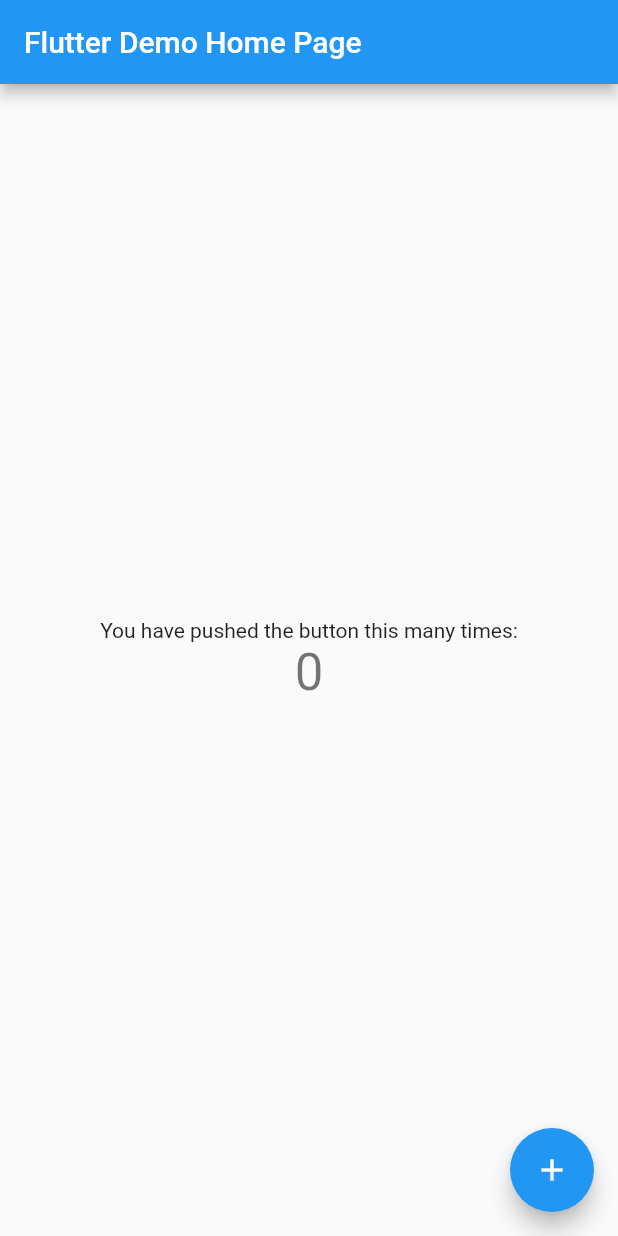
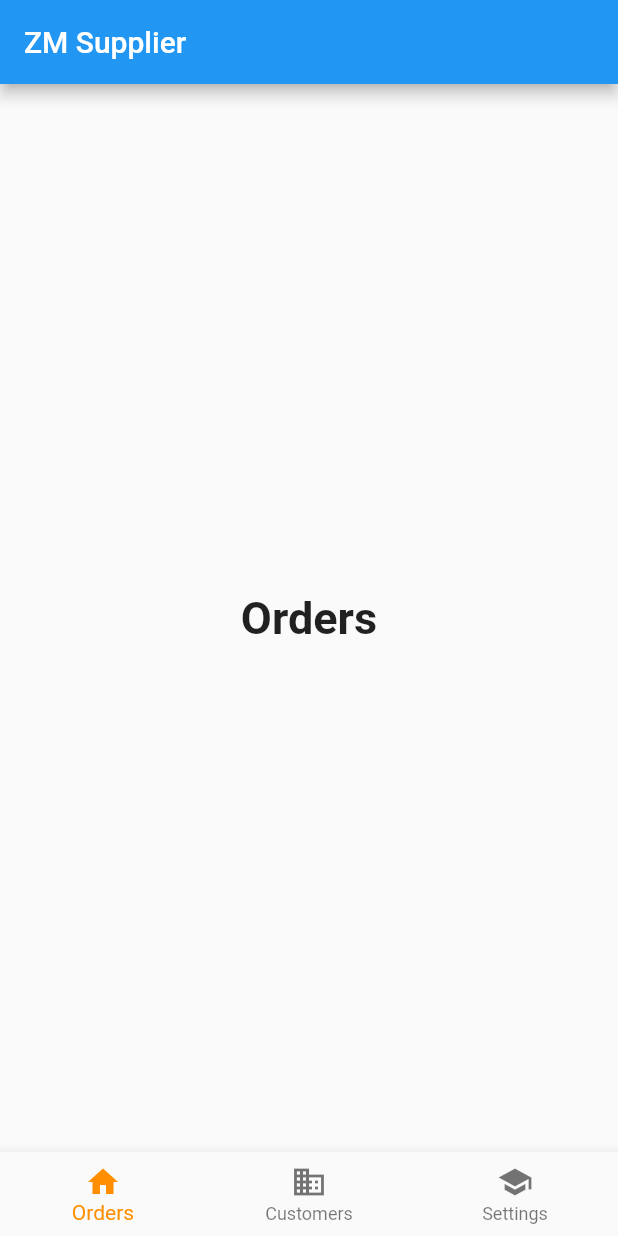
Before and after one commit to RajprudhviMarella/zm_supplier_new, a Flutter app: the screen it shows after launch, on a phone screen of 412 x 824 dp. Run offline on Flutter 3.47's test engine with Material 2 defaults, Android fonts, the phone set to English and light mode, and no system bars.

Commit message:
tabs added

```diff
--- a/lib/main.dart
+++ b/lib/main.dart
@@ -1,117 +1,93 @@
+/// Flutter code sample for BottomNavigationBar
+
+// This example shows a [BottomNavigationBar] as it is used within a [Scaffold]
+// widget. The [BottomNavigationBar] has three [BottomNavigationBarItem]
+// widgets and the [currentIndex] is set to index 0. The selected item is
+// amber. The `_onItemTapped` function changes the selected item's index
+// and displays a corresponding message in the center of the [Scaffold].
+//
+// ![A scaffold with a bottom navigation bar containing three bottom navigation
+// bar items. The first one is selected.](https://flutter.github.io/assets-for-api-docs/assets/material/bottom_navigation_bar.png)
+
 import 'package:flutter/material.dart';
 
-void main() {
-  runApp(MyApp());
-}
+void main() => runApp(MyApp());
 
+/// This is the main application widget.
 class MyApp extends StatelessWidget {
-  // This widget is the root of your application.
+  static const String _title = 'Flutter Code Sample';
+
   @override
   Widget build(BuildContext context) {
     return MaterialApp(
-      title: 'Flutter Demo',
-      theme: ThemeData(
-        // This is the theme of your application.
-        //
-        // Try running your application with "flutter run". You'll see the
-        // application has a blue toolbar. Then, without quitting the app, try
-        // changing the primarySwatch below to Colors.green and then invoke
-        // "hot reload" (press "r" in the console where you ran "flutter run",
-        // or simply save your changes to "hot reload" in a Flutter IDE).
-        // Notice that the counter didn't reset back to zero; the application
-        // is not restarted.
-        primarySwatch: Colors.blue,
-        // This makes the visual density adapt to the platform that you run
-        // the app on. For desktop platforms, the controls will be smaller and
-        // closer together (more dense) than on mobile platforms.
-        visualDensity: VisualDensity.adaptivePlatformDensity,
-      ),
-      home: MyHomePage(title: 'Flutter Demo Home Page'),
+      title: _title,
+      home: MyStatefulWidget(),
     );
   }
 }
 
-class MyHomePage extends StatefulWidget {
-  MyHomePage({Key key, this.title}) : super(key: key);
-
-  // This widget is the home page of your application. It is stateful, meaning
-  // that it has a State object (defined below) that contains fields that affect
-  // how it looks.
-
-  // This class is the configuration for the state. It holds the values (in this
-  // case the title) provided by the parent (in this case the App widget) and
-  // used by the build method of the State. Fields in a Widget subclass are
-  // always marked "final".
-
-  final String title;
+/// This is the stateful widget that the main application instantiates.
+class MyStatefulWidget extends StatefulWidget {
+  MyStatefulWidget({Key key}) : super(key: key);
 
   @override
-  _MyHomePageState createState() => _MyHomePageState();
+  _MyStatefulWidgetState createState() => _MyStatefulWidgetState();
 }
 
-class _MyHomePageState extends State<MyHomePage> {
-  int _counter = 0;
+/// This is the private State class that goes with MyStatefulWidget.
+class _MyStatefulWidgetState extends State<MyStatefulWidget> {
+  int _selectedIndex = 0;
+  static const TextStyle optionStyle =
+  TextStyle(fontSize: 30, fontWeight: FontWeight.bold);
+  static const List<Widget> _widgetOptions = <Widget>[
+    Text(
+      'Orders',
+      style: optionStyle,
+    ),
+    Text(
+      'Customers',
+      style: optionStyle,
+    ),
+    Text(
+      'Settings',
+      style: optionStyle,
+    ),
+  ];
 
-  void _incrementCounter() {
+  void _onItemTapped(int index) {
     setState(() {
-      // This call to setState tells the Flutter framework that something has
-      // changed in this State, which causes it to rerun the build method below
-      // so that the display can reflect the updated values. If we changed
-      // _counter without calling setState(), then the build method would not be
-      // called again, and so nothing would appear to happen.
-      _counter++;
+      _selectedIndex = index;
     });
   }
 
   @override
   Widget build(BuildContext context) {
-    // This method is rerun every time setState is called, for instance as done
-    // by the _incrementCounter method above.
-    //
-    // The Flutter framework has been optimized to make rerunning build methods
-    // fast, so that you can just rebuild anything that needs updating rather
-    // than having to individually change instances of widgets.
     return Scaffold(
       appBar: AppBar(
-        // Here we take the value from the MyHomePage object that was created by
-        // the App.build method, and use it to set our appbar title.
-        title: Text(widget.title),
+        title: const Text('ZM Supplier'),
       ),
       body: Center(
-        // Center is a layout widget. It takes a single child and positions it
-        // in the middle of the parent.
-        child: Column(
-          // Column is also a layout widget. It takes a list of children and
-          // arranges them vertically. By default, it sizes itself to fit its
-          // children horizontally, and tries to be as tall as its parent.
-          //
-          // Invoke "debug painting" (press "p" in the console, choose the
-          // "Toggle Debug Paint" action from the Flutter Inspector in Android
-          // Studio, or the "Toggle Debug Paint" command in Visual Studio Code)
-          // to see the wireframe for each widget.
-          //
-          // Column has various properties to control how it sizes itself and
-          // how it positions its children. Here we use mainAxisAlignment to
-          // center the children vertically; the main axis here is the vertical
-          // axis because Columns are vertical (the cross axis would be
-          // horizontal).
-          mainAxisAlignment: MainAxisAlignment.center,
-          children: <Widget>[
-            Text(
-              'You have pushed the button this many times:',
-            ),
-            Text(
-              '$_counter',
-              style: Theme.of(context).textTheme.headline4,
-            ),
-          ],
-        ),
+        child: _widgetOptions.elementAt(_selectedIndex),
       ),
-      floatingActionButton: FloatingActionButton(
-        onPressed: _incrementCounter,
-        tooltip: 'Increment',
-        child: Icon(Icons.add),
-      ), // This trailing comma makes auto-formatting nicer for build methods.
+      bottomNavigationBar: BottomNavigationBar(
+        items: const <BottomNavigationBarItem>[
+          BottomNavigationBarItem(
+            icon: Icon(Icons.home),
+            label: 'Orders',
+          ),
+          BottomNavigationBarItem(
+            icon: Icon(Icons.business),
+            label: 'Customers',
+          ),
+          BottomNavigationBarItem(
+            icon: Icon(Icons.school),
+            label: 'Settings',
+          ),
+        ],
+        currentIndex: _selectedIndex,
+        selectedItemColor: Colors.amber[800],
+        onTap: _onItemTapped,
+      ),
     );
   }
 }
--- a/pubspec.yaml
+++ b/pubspec.yaml
@@ -24,7 +24,6 @@
   flutter:
     sdk: flutter
 
-  http: <latest_version>
 
   # The following adds the Cupertino Icons font to your application.
   # Use with the CupertinoIcons class for iOS style icons.
```
